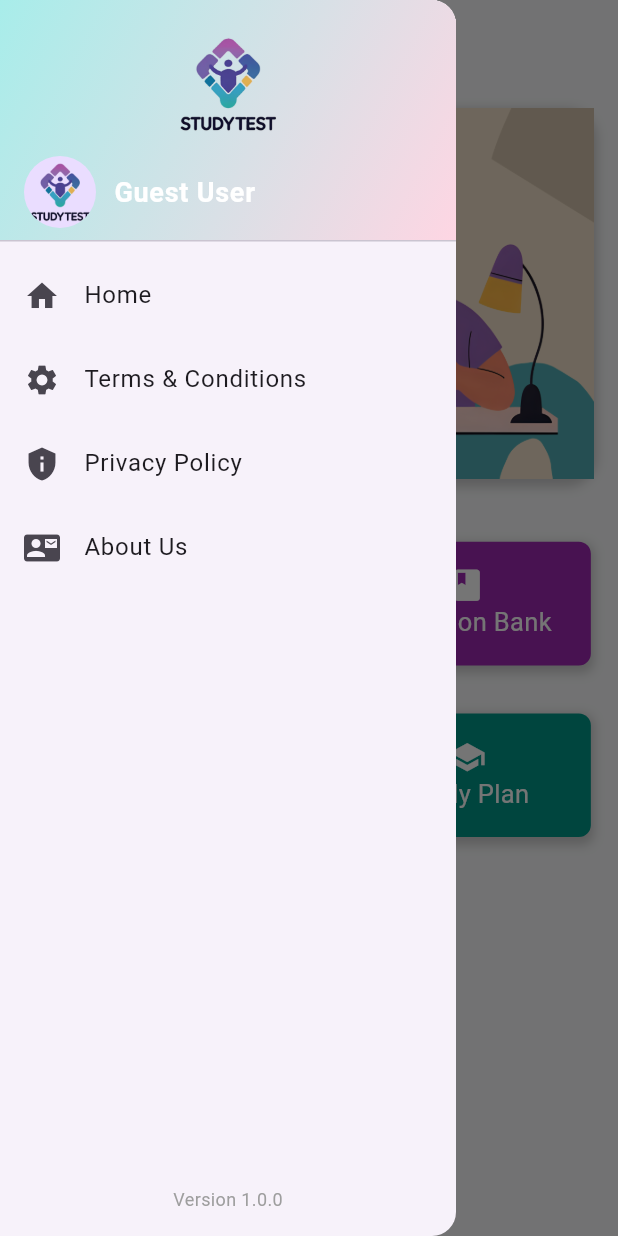
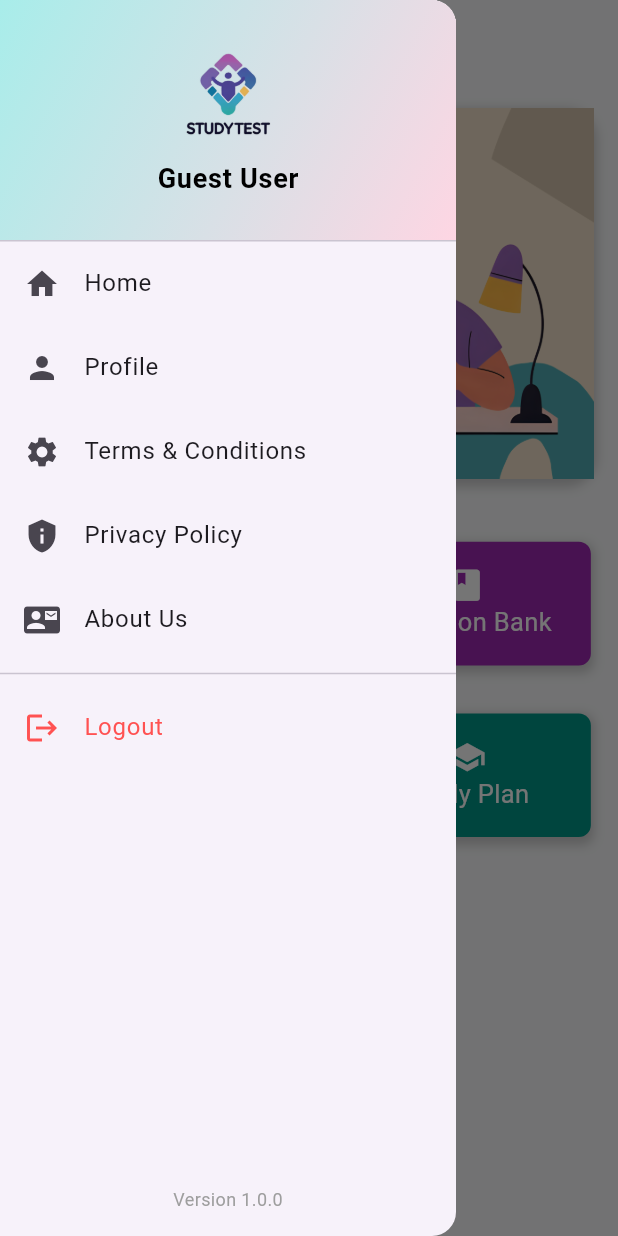
Before and after one commit to patramanik/StudyTest_App, a Flutter app: the HomeScreen screen opened by its route, with the side drawer open, on a phone screen of 412 x 824 dp. Run offline on Flutter 3.47's test engine with Material 3 defaults, Android fonts, the phone set to English and light mode, and no system bars; our stand-ins replace appwrite, get, local_auth, shared_preferences; accounts and stored records are empty; network calls fail.

Commit message:
add Auth

```diff
--- a/lib/routes/app_routes.dart
+++ b/lib/routes/app_routes.dart
@@ -5,6 +5,7 @@ import 'package:study_test_app/view/screens/mobile/Home/HomeScreen.dart';
 import 'package:study_test_app/view/screens/mobile/Info/PrivacyPolicyScreen.dart';
 import 'package:study_test_app/view/screens/mobile/Info/TermsAndConditionsScreen.dart';
 import 'package:study_test_app/view/screens/mobile/Info/AboutUsScreen.dart';
+import '../../view/screens/mobile/Profile/profile_screen.dart';
 import '../../view/screens/mobile/Quiz/quiz_screen.dart';
 import '../../view/screens/mobile/Quiz/mock_test_list_screen.dart';
 import '../../view/screens/mobile/Quiz/question_bank_list_screen.dart';
@@ -40,5 +41,8 @@ class AppRoutes {
     GetPage(name: '/privacy-policy', page: () => const PrivacyPolicyScreen()),
     GetPage(name: '/terms-conditions', page: () => const TermsAndConditionsScreen()),
     GetPage(name: '/about-us', page: () => const AboutUsScreen()),
+
+    // User Profile
+    GetPage(name: '/profile', page: () => const ProfileScreen()),
   ];
 }
--- a/lib/view/screens/mobile/Auth/login_screen.dart
+++ b/lib/view/screens/mobile/Auth/login_screen.dart
@@ -5,7 +5,7 @@ import '../../../../config/theme/app_colors.dart';
 import '../../../../viewmodel/Auth/auth_controller.dart';
 
 class LoginScreen extends StatelessWidget {
-  final AuthController controller = Get.put(AuthController());
+  final AuthController controller = Get.find<AuthController>();
   final _formKey = GlobalKey<FormState>();
 
   LoginScreen({super.key});
--- a/lib/view/screens/mobile/Auth/register_screen.dart
+++ b/lib/view/screens/mobile/Auth/register_screen.dart
@@ -5,7 +5,7 @@ import '../../../../config/theme/app_colors.dart';
 import '../../../../viewmodel/Auth/auth_controller.dart';
 
 class SignUpScreen extends StatelessWidget {
-  final AuthController controller = Get.put(AuthController());
+  final AuthController controller = Get.find<AuthController>();
   final _formKey = GlobalKey<FormState>();
 
   SignUpScreen({super.key});
--- a/lib/view/screens/mobile/components/AppBer/my_drawer.dart
+++ b/lib/view/screens/mobile/components/AppBer/my_drawer.dart
@@ -1,15 +1,28 @@
 import 'package:flutter/material.dart';
+import 'package:get/get.dart';
+import '../../../../../viewmodel/Auth/auth_controller.dart';
 
 class CustomDrawer extends StatelessWidget {
   const CustomDrawer({super.key});
 
   @override
   Widget build(BuildContext context) {
+    // Access AuthController
+    // Note: Ensure AuthController is successfully put() or lazyPut() before this is built
+    final AuthController authController = Get.find<AuthController>();
+
     return Drawer(
       child: Column(
         children: [
           // Top Section (Header)
-          DrawerHeader(
+          GestureDetector(
+            onTap: () {
+              Navigator.pop(context); // Close drawer first
+              Navigator.pushNamed(context, '/profile');
+            },
+            child: DrawerHeader(
+              margin: EdgeInsets.zero,
+              padding: EdgeInsets.zero,
               decoration: const BoxDecoration(
                 gradient: LinearGradient(
                   colors: [Color(0xffa8edea), Color(0xfffed6e3)],
@@ -17,14 +30,17 @@ class CustomDrawer extends StatelessWidget {
                   end: Alignment.bottomRight,
                 ),
               ),
+              child: Container(
+                padding: const EdgeInsets.all(16.0),
+                alignment: Alignment.center,
                 child: Column(
                   crossAxisAlignment: CrossAxisAlignment.center,
                   mainAxisAlignment: MainAxisAlignment.center,
                   children: [
                     // App Logo
                     SizedBox(
-                  width: 80,
-                  height: 80,
+                      width: 70,
+                      height: 70,
                       child: Image.asset(
                         'assets/images/logo.png',
                         fit: BoxFit.contain,
@@ -32,28 +48,37 @@ class CustomDrawer extends StatelessWidget {
                     ),
                     const SizedBox(height: 8),
                     // Profile Row
-                Row(
-                  mainAxisAlignment: MainAxisAlignment.center,
+                    Obx(() {
+                      final user = authController.currentUser.value;
+                      final displayName = user?.name ?? 'Guest User';
+                      final displayEmail = user?.email ?? '';
+
+                      return Column(
                         children: [
-                    CircleAvatar(
-                      radius: 24,
-                      backgroundImage: AssetImage('assets/images/logo.png'),
-                    ),
-                    const SizedBox(width: 12),
-                    Expanded(
-                      child: Text(
-                        'Guest User',
+                          Text(
+                            displayName,
                             style: const TextStyle(
-                          color: Colors.white,
+                              color: Colors.black,
                               fontSize: 18,
                               fontWeight: FontWeight.bold,
                             ),
                             overflow: TextOverflow.ellipsis,
                           ),
+                          if (displayEmail.isNotEmpty)
+                            Text(
+                              displayEmail,
+                              style: const TextStyle(
+                                color: Colors.black87,
+                                fontSize: 12,
+                              ),
+                              overflow: TextOverflow.ellipsis,
                             ),
                         ],
+                      );
+                    }),
+                  ],
                 ),
-              ],
+              ),
             ),
           ),
 
@@ -63,39 +88,55 @@ class CustomDrawer extends StatelessWidget {
               padding: EdgeInsets.zero,
               children: [
                 ListTile(
-                  leading: Icon(Icons.home),
-                  title: Text('Home'),
+                  leading: const Icon(Icons.home),
+                  title: const Text('Home'),
                   onTap: () {
-                    // Navigate to home
+                    Navigator.pop(context);
                     Navigator.pushNamed(context, '/home');
                   },
                 ),
-                // ListTile(
-                //   leading: Icon(Icons.settings),
-                //   title: Text('Settings'),
-                //   onTap: () {
-                //     // Navigate to settings
-                //   },
-                // ),
                 ListTile(
-                  leading: Icon(Icons.settings),
-                  title: Text("Terms & Conditions"),
+                  leading: const Icon(Icons.person),
+                  title: const Text('Profile'),
                   onTap: () {
+                    Navigator.pop(context);
+                    Navigator.pushNamed(context, '/profile');
+                  },
+                ),
+                ListTile(
+                  leading: const Icon(Icons.settings),
+                  title: const Text("Terms & Conditions"),
+                  onTap: () {
+                    Navigator.pop(context);
                     Navigator.pushNamed(context, '/terms-conditions');
                   },
                 ),
                 ListTile(
-                  leading: Icon(Icons.privacy_tip),
-                  title: Text("Privacy Policy"),
+                  leading: const Icon(Icons.privacy_tip),
+                  title: const Text("Privacy Policy"),
                   onTap: () {
+                    Navigator.pop(context);
                     Navigator.pushNamed(context, '/privacy-policy');
                   },
                 ),
                 ListTile(
-                  leading: Icon(Icons.contact_mail),
-                  title: Text("About Us"),
+                  leading: const Icon(Icons.contact_mail),
+                  title: const Text("About Us"),
                   onTap: () {
+                    Navigator.pop(context);
                     Navigator.pushNamed(context, '/about-us');
+                  },
+                ),
+                const Divider(),
+                ListTile(
+                  leading: const Icon(Icons.logout, color: Colors.redAccent),
+                  title: const Text(
+                    'Logout',
+                    style: TextStyle(color: Colors.redAccent),
+                  ),
+                  onTap: () async {
+                    Navigator.pop(context);
+                    await authController.logout();
                   },
                 ),
               ],
@@ -103,8 +144,8 @@ class CustomDrawer extends StatelessWidget {
           ),
 
           // Bottom Section (Version Info)
-          Padding(
-            padding: const EdgeInsets.only(bottom: 16.0),
+          const Padding(
+            padding: EdgeInsets.only(bottom: 16.0),
             child: Align(
               alignment: Alignment.bottomCenter,
               child: Text(
```
Also changed, not shown: lib/config/environment.dart (+1 -0 lines), lib/data/services/appwrite_service.dart (added, +78 -0 lines), lib/main.dart (+6 -1 lines), lib/view/screens/mobile/Profile/profile_screen.dart (added, +154 -0 lines), lib/view/screens/mobile/SplashScreen/SplashScreen.dart (+5 -7 lines), lib/viewmodel/Auth/auth_controller.dart (+99 -48 lines), pubspec.yaml (+6 -6 lines), pubspec.lock, 8 other files. Lines whose indentation alone changed are shown as unchanged.
